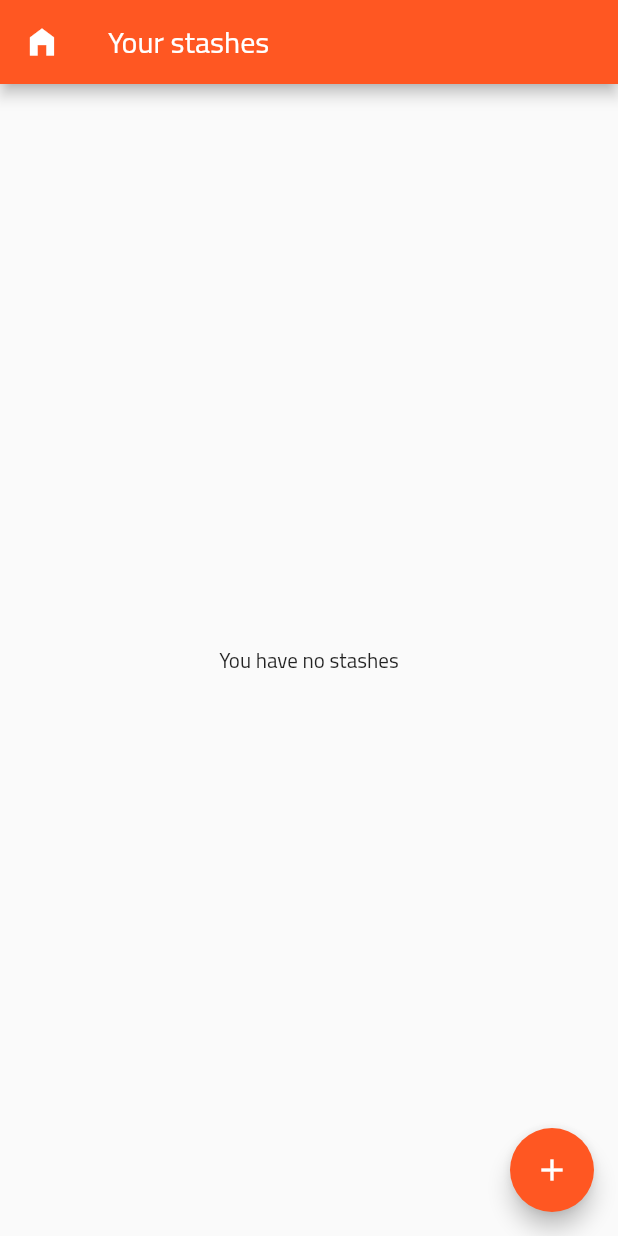
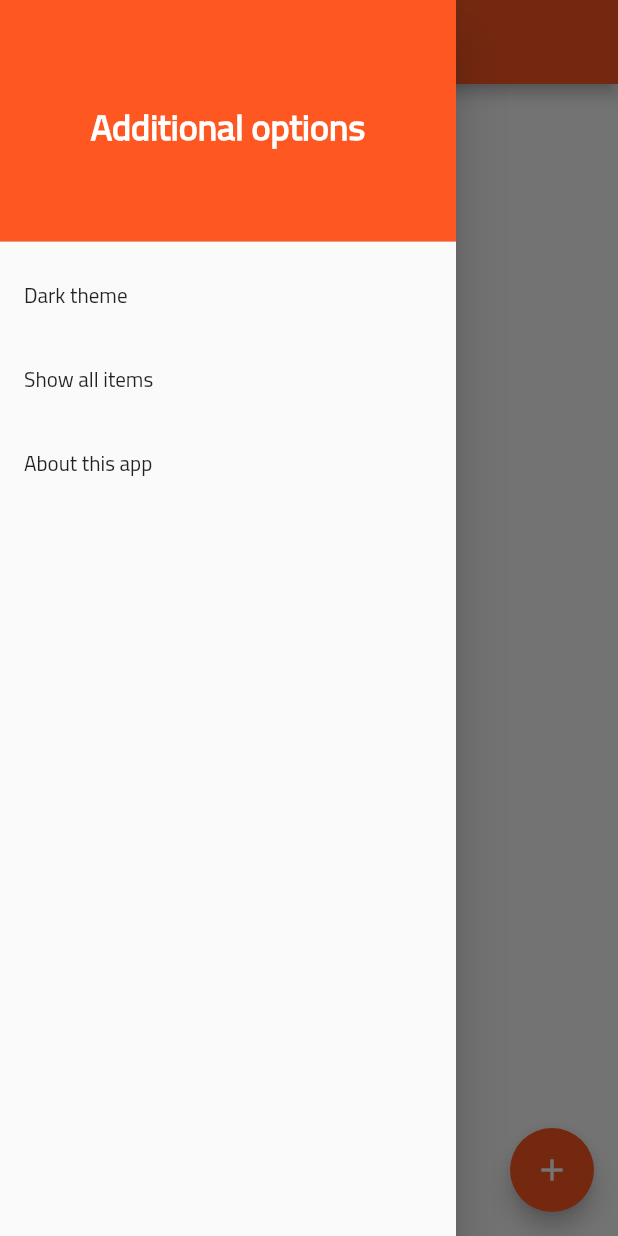
Before and after one commit to mpygruu/everything-stash, a Flutter app: the screen it shows after launch, with the side drawer open (before the commit the screen has no drawer), on a phone screen of 412 x 824 dp. Run offline on Flutter 3.47's test engine with Material 2 defaults, Android fonts, the phone set to English and light mode, and no system bars; our stand-ins replace focused_menu, sqflite; accounts and stored records are empty.

Commit message:
Added drawer to main  page

```diff
--- a/lib/pages/main_page.dart
+++ b/lib/pages/main_page.dart
@@ -17,11 +17,46 @@ class _MainPageState extends State<MainPage> {
   Widget build(BuildContext context) {
     return Scaffold(
       appBar: AppBar(
-        leading: IconButton(
-          icon: const Icon(Icons.home_filled),
-          onPressed: () {},
+        title: const Text('Your stashes'),
+      ),
+      drawer: Drawer(
+        child: ListView(
+          children: [
+            const DrawerHeader(
+              decoration: BoxDecoration(
+                color: Colors.deepOrange,
+              ),
+              child: Center(
+                child: Text(
+                  'Additional options',
+                  style: TextStyle(
+                    color: Colors.white,
+                    fontWeight: FontWeight.bold,
+                    fontSize: 24,
+                  ),
+                ),
+              ),
+            ),
+            ListTile(
+              title: const Text('Dark theme'),
+              onTap: () {
+                Navigator.pop(context);
+              },
+            ),
+            ListTile(
+              title: const Text('Show all items'),
+              onTap: () {
+                Navigator.pop(context);
+              },
+            ),
+            ListTile(
+              title: const Text('About this app'),
+              onTap: () {
+                Navigator.pop(context);
+              },
+            ),
+          ],
         ),
-        title: const Text('Your stashes'),
       ),
       body: Center(
         child: FutureBuilder(
```
